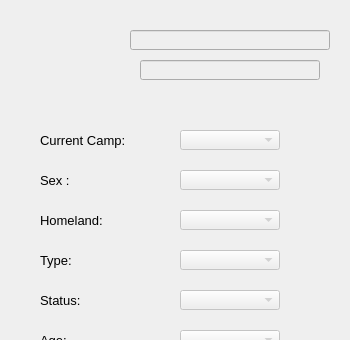
This is refugeeinfowin.ui in limalayla/PadID_Humanitaire as Qt 5 draws it before an edit; both pictures show x 0 to 350 and y 0 to 340 of the 350 by 500 pixel window. The edited form follows.
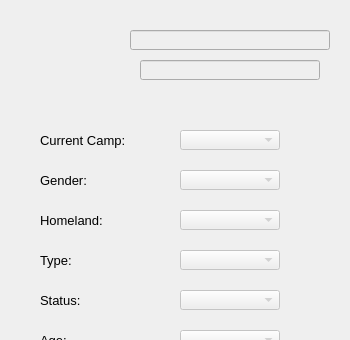
This is the edited form. Icons and pictures are not drawn.

What changed in the file:
```diff
--- a/refugeeinfowin.ui
+++ b/refugeeinfowin.ui
@@ -135,7 +135,7 @@
     </font>
    </property>
    <property name="text">
-    <string>Sex :</string>
+    <string>Gender:</string>
    </property>
   </widget>
   <widget class="QLabel" name="label_homeland">
```
